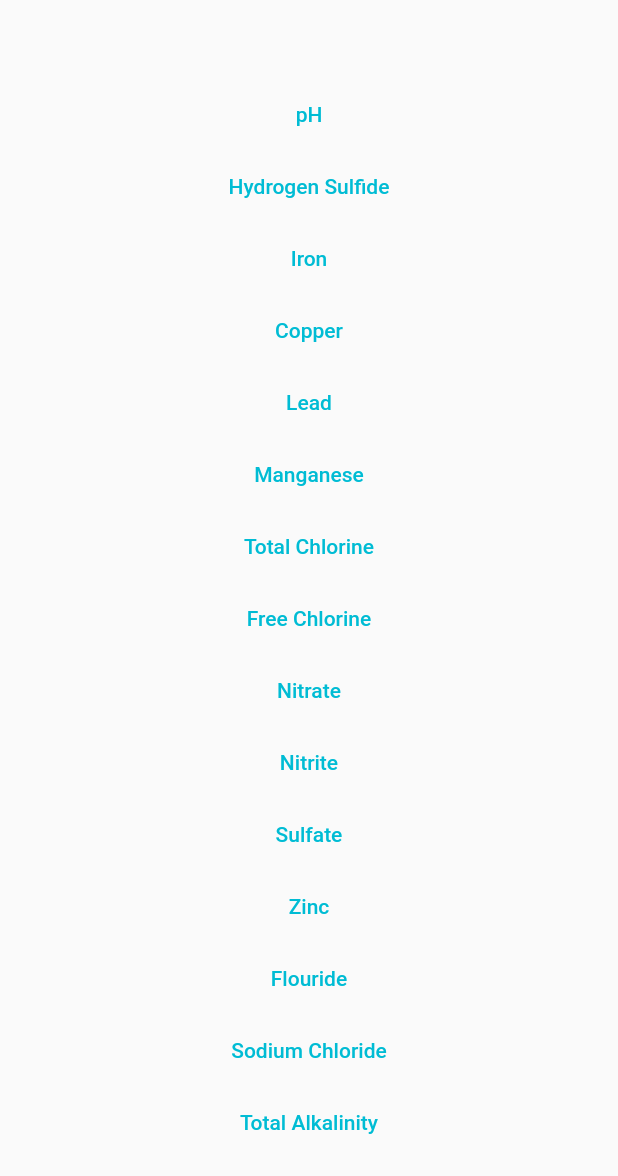
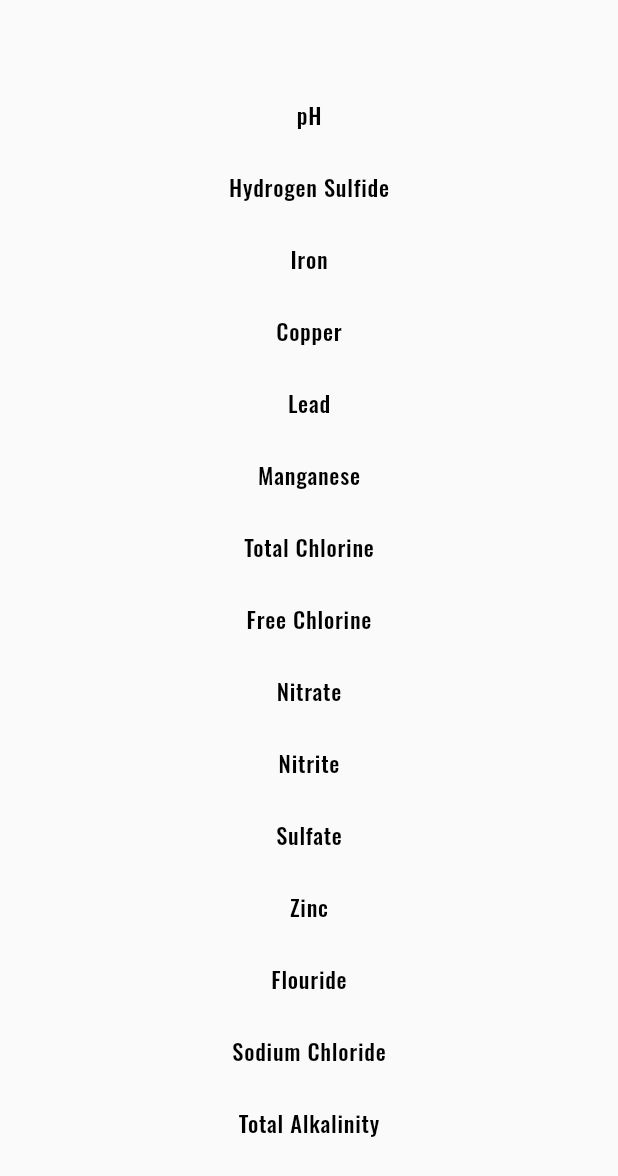
Before and after one commit to garrettcollier/WaterQualityTester, a Flutter app: the EPAStandards screen opened directly, on a phone screen of 412 x 824 dp. Shown: the top 1176 px of the screen. Run offline on Flutter 3.47's test engine with Material 2 defaults, Android fonts, the phone set to English and light mode, and no system bars; our stand-ins replace camera, cloud_firestore, firebase_auth, firebase_core, geolocator, google_fonts and 1 more; accounts and stored records are empty; network calls fail; statements that could not run were skipped.

Commit message:
Changed page headers to new textstyle

```diff
--- a/water_quality_app/lib/epa_standards.dart
+++ b/water_quality_app/lib/epa_standards.dart
@@ -34,7 +34,7 @@ class EPAStandards extends StatelessWidget {
                           );
                         });
                   },
-                  child: const Text("pH")),
+                  child: Text("pH", style: textstyle1,)),
               TextButton(
                   onPressed: () {
                     showDialog(
@@ -48,7 +48,7 @@ class EPAStandards extends StatelessWidget {
                           );
                         });
                   },
-                  child: const Text("Hydrogen Sulfide")),
+                  child: Text("Hydrogen Sulfide", style: textstyle1,)),
               TextButton(
                   onPressed: () {
                     showDialog(
@@ -62,7 +62,7 @@ class EPAStandards extends StatelessWidget {
                           );
                         });
                   },
-                  child: const Text("Iron")),
+                  child: Text("Iron", style: textstyle1,)),
               TextButton(
                   onPressed: () {
                     showDialog(
@@ -76,7 +76,7 @@ class EPAStandards extends StatelessWidget {
                           );
                         });
                   },
-                  child: const Text("Copper")),
+                  child: Text("Copper", style: textstyle1,)),
               TextButton(
                   onPressed: () {
                     showDialog(
@@ -90,7 +90,7 @@ class EPAStandards extends StatelessWidget {
                           );
                         });
                   },
-                  child: const Text("Lead")),
+                  child: Text("Lead", style: textstyle1,)),
               TextButton(
                   onPressed: () {
                     showDialog(
@@ -104,7 +104,7 @@ class EPAStandards extends StatelessWidget {
                           );
                         });
                   },
-                  child: const Text("Manganese")),
+                  child: Text("Manganese", style: textstyle1,)),
               TextButton(
                   onPressed: () {
                     showDialog(
@@ -118,7 +118,7 @@ class EPAStandards extends StatelessWidget {
                           );
                         });
                   },
-                  child: const Text("Total Chlorine")),
+                  child: Text("Total Chlorine", style: textstyle1,)),
               TextButton(
                   onPressed: () {
                     showDialog(
@@ -132,7 +132,7 @@ class EPAStandards extends StatelessWidget {
                           );
                         });
                   },
-                  child: const Text("Free Chlorine")),
+                  child: Text("Free Chlorine", style: textstyle1,)),
               TextButton(
                   onPressed: () {
                     showDialog(
@@ -146,7 +146,7 @@ class EPAStandards extends StatelessWidget {
                           );
                         });
                   },
-                  child: const Text("Nitrate")),
+                  child: Text("Nitrate", style: textstyle1,)),
               TextButton(
                   onPressed: () {
                     showDialog(
@@ -160,7 +160,7 @@ class EPAStandards extends StatelessWidget {
                           );
                         });
                   },
-                  child: const Text("Nitrite")),
+                  child: Text("Nitrite", style: textstyle1,)),
               TextButton(
                   onPressed: () {
                     showDialog(
@@ -174,7 +174,7 @@ class EPAStandards extends StatelessWidget {
                           );
                         });
                   },
-                  child: const Text("Sulfate")),
+                  child: Text("Sulfate", style: textstyle1,)),
               TextButton(
                   onPressed: () {
                     showDialog(
@@ -188,7 +188,7 @@ class EPAStandards extends StatelessWidget {
                           );
                         });
                   },
-                  child: const Text("Zinc")),
+                  child: Text("Zinc", style: textstyle1,)),
               TextButton(
                   onPressed: () {
                     showDialog(
@@ -202,7 +202,7 @@ class EPAStandards extends StatelessWidget {
                           );
                         });
                   },
-                  child: const Text("Flouride")),
+                  child: Text("Flouride", style: textstyle1,)),
               TextButton(
                   onPressed: () {
                     showDialog(
@@ -216,7 +216,7 @@ class EPAStandards extends StatelessWidget {
                           );
                         });
                   },
-                  child: const Text("Sodium Chloride")),
+                  child: Text("Sodium Chloride", style: textstyle1,)),
               TextButton(
                   onPressed: () {
                     showDialog(
@@ -230,7 +230,7 @@ class EPAStandards extends StatelessWidget {
                           );
                         });
                   },
-                  child: const Text("Total Alkalinity")),
+                  child: Text("Total Alkalinity", style: textstyle1,)),
             ],
           ),
         ),
```
